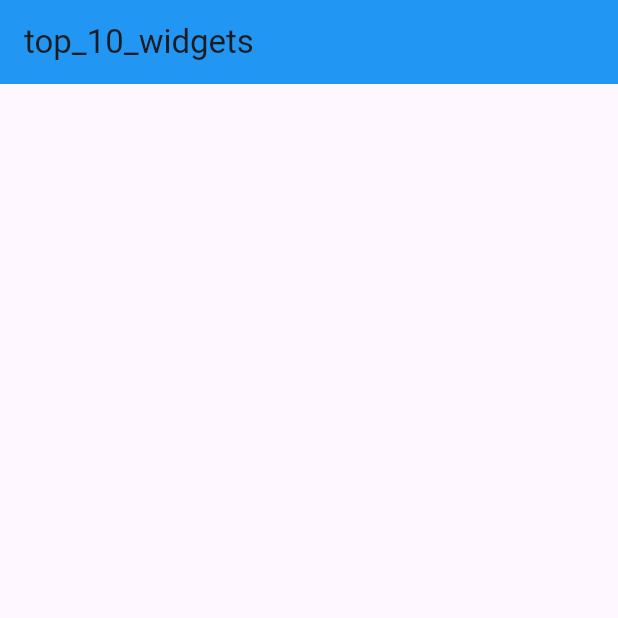
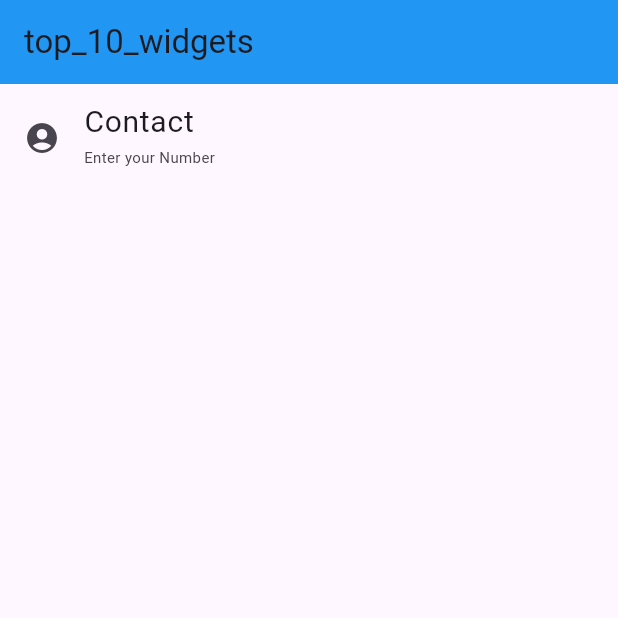
Before and after one commit to shayan-noor3060/top_10_widgets, a Flutter app: the screen it shows after launch, on a phone screen of 412 x 824 dp, the top half of it. Run offline on Flutter 3.47's test engine with Material 3 defaults, Android fonts, the phone set to English and light mode, and no system bars.

Commit message:
initial files

```diff
--- a/lib/main.dart
+++ b/lib/main.dart
@@ -20,7 +20,15 @@ class MyApp extends StatelessWidget {
           backgroundColor: Colors.blue,
           title: Text('top_10_widgets'),
         ),
-        body: Column(),
+        body: const Column(
+          children: [
+            ListTile(
+              leading: Icon(Icons.account_circle),
+              title: Text('Contact',style: TextStyle(fontSize: 20),),
+              subtitle: Text('Enter your Number',style: TextStyle(fontSize: 10),),
+            )
+          ],
+        ),
       ),
     );
   }
```
